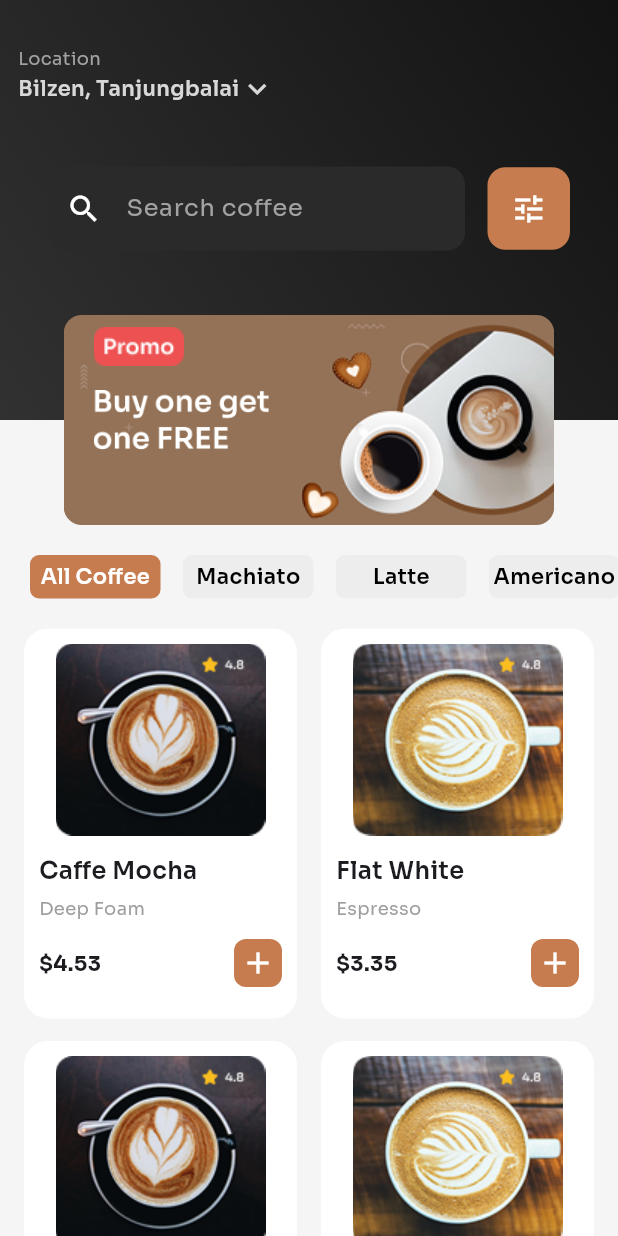
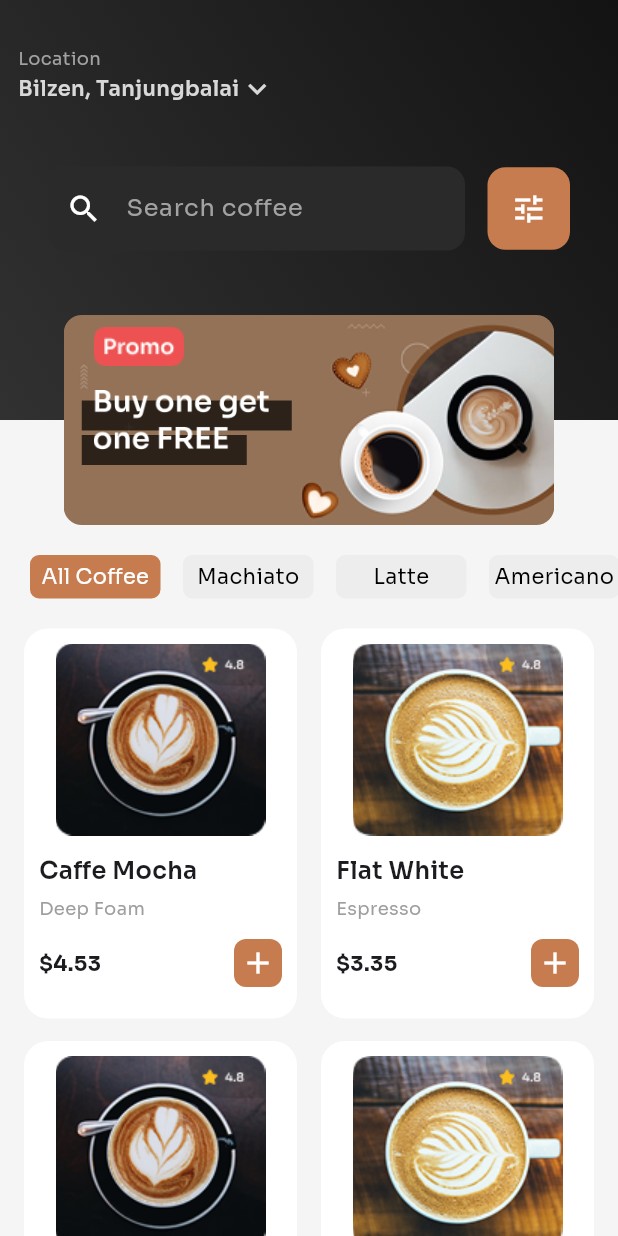
Before and after one commit to ashubabyyyy/Cafe, a Flutter app: the Homescreen screen opened directly, on a phone screen of 412 x 824 dp. Run offline on Flutter 3.47's test engine with Material 3 defaults, Android fonts, the phone set to English and light mode, and no system bars; our stand-ins replace google_fonts.

Commit message:
Update promo UI buy one get one card

```diff
--- a/lib/screens/homescreen.dart
+++ b/lib/screens/homescreen.dart
@@ -138,6 +138,45 @@ class Homescreen extends StatelessWidget {
                             ),
                             child: Image.asset("assets/images/promo.png"),
                           ),
+                          // Padding(
+                          //   padding: const EdgeInsets.symmetric(
+                          //     vertical: 50.0,
+                          //     horizontal: 20,
+                          //   ),
+                          //   child: Image.asset(
+                          //     "assets/images/byeonegetonefree.png",
+                          //   ),
+                          // ),
+                          Positioned(
+                            bottom: 63,
+                            child: Padding(
+                              padding: const EdgeInsets.symmetric(
+                                horizontal: 12.0,
+                              ),
+                              child: Container(
+                                height: 20,
+                                width: 140,
+                                decoration: BoxDecoration(
+                                  color: Colors.black.withValues(alpha: 0.7),
+                                ),
+                              ),
+                            ),
+                          ),
+                          Positioned(
+                            bottom: 40,
+                            child: Padding(
+                              padding: const EdgeInsets.symmetric(
+                                horizontal: 12.0,
+                              ),
+                              child: Container(
+                                height: 20,
+                                width: 110,
+                                decoration: BoxDecoration(
+                                  color: Colors.black.withValues(alpha: 0.7),
+                                ),
+                              ),
+                            ),
+                          ),
                           Padding(
                             padding: const EdgeInsets.symmetric(
                               vertical: 50.0,
@@ -147,8 +186,6 @@ class Homescreen extends StatelessWidget {
                               "assets/images/byeonegetonefree.png",
                             ),
                           ),
-
-
                         ],
                       ),
                     ),
@@ -180,7 +217,6 @@ class Homescreen extends StatelessWidget {
                         coffee[index]['name']!,
                         style: GoogleFonts.sora(
                           fontSize: 14,
-                          fontWeight: FontWeight.w600,
                           color: index == 0 ? Colors.white : Colors.black,
                         ),
                       ),
```
